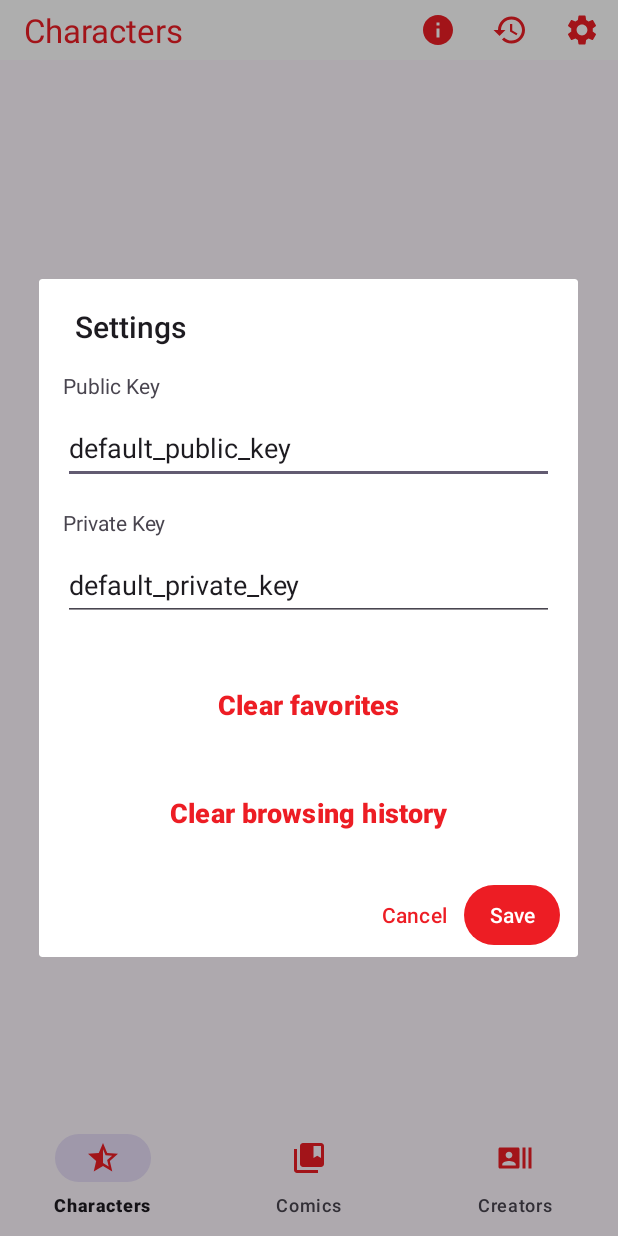
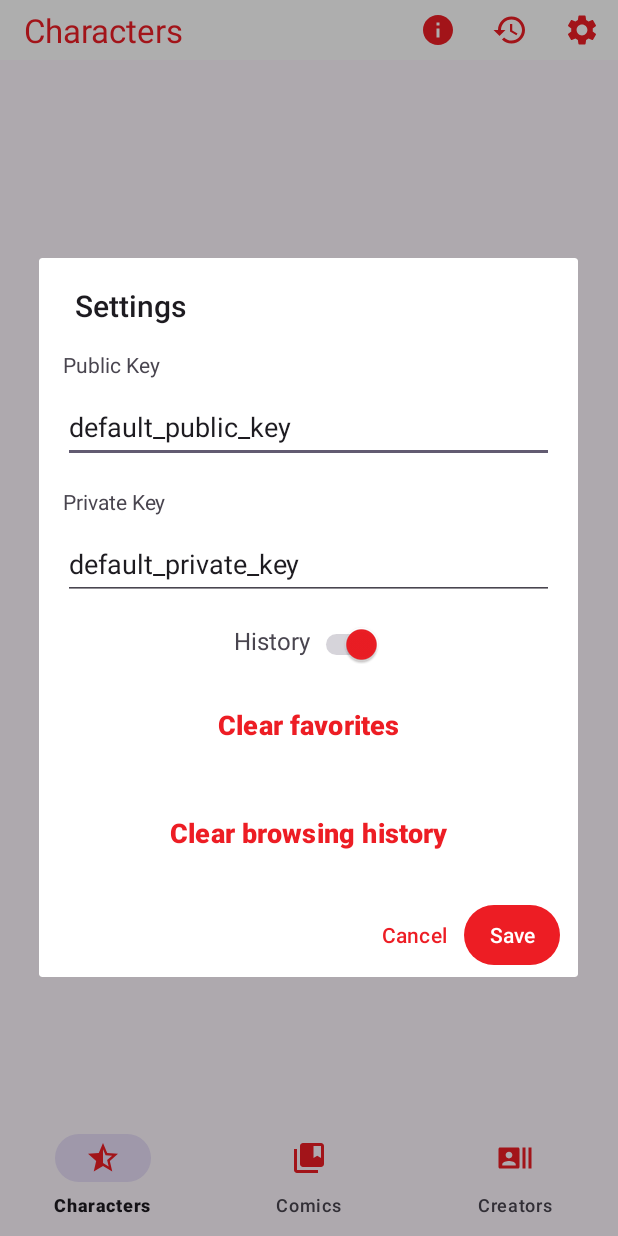
Before and after one commit to MattCobosco/Marvel, an Android app: the screen it shows after launch (NavigationActivity), after a tap on "Settings", on a phone screen of 412 x 824 dp. Run offline under Robolectric (Android 15) with nearby library versions, the phone set to English and light mode, and no system bars; our stand-ins replace navigation-ui; network calls fail; pictures from the network do not load; 3 statements that could not run were skipped.

Commit message:
ConfigManager to control settings other than api keys, added file existence safety check to ApiKeys and Config Manager, working history on/off toggle

```diff
--- a/app/src/main/java/core/api/utils/ApiKeysManager.java
+++ b/app/src/main/java/core/api/utils/ApiKeysManager.java
@@ -3,6 +3,7 @@ package core.api.utils;
 import android.content.Context;
 import android.util.Log;
 
+import java.io.File;
 import java.io.FileInputStream;
 import java.io.FileOutputStream;
 import java.io.IOException;
@@ -21,8 +22,23 @@ public class ApiKeysManager {
 
     public ApiKeysManager(Context context) {
         this.context = context.getApplicationContext();
+        checkFile();
         loadApiKeys();
     }
+
+    private void checkFile() {
+        File file = new File(APIKEY_FILENAME);
+        if (!file.exists()) {
+            try {
+                file.createNewFile();
+                apikeyProperties.setProperty(PUBLIC_KEY_PROP, DEFAULT_PUBLIC_KEY);
+                apikeyProperties.setProperty(PRIVATE_KEY_PROP, DEFAULT_PRIVATE_KEY);
+            } catch (IOException e) {
+                Log.e(TAG, "Error creating API keys file", e);
+            }
+        }
+    }
+
 
     public String getPublicKey() {
         return apikeyProperties.getProperty(PUBLIC_KEY_PROP, DEFAULT_PUBLIC_KEY);
--- /dev/null
+++ b/app/src/main/java/core/utils/ConfigManager.java
@@ -0,0 +1,64 @@
+package core.utils;
+
+import android.content.Context;
+import android.util.Log;
+
+import java.io.File;
+import java.io.FileInputStream;
+import java.io.FileOutputStream;
+import java.io.IOException;
+import java.util.Properties;
+
+public class ConfigManager {
+    private static final String TAG = "ConfigManager";
+    private static final String CONFIG_FILENAME = "config.properties";
+    private static final String HISTORY_ENABLED_PROP = "HISTORY_ENABLED";
+    private static final String DEFAULT_HISTORY_ENABLED = "true";
+
+    private final Context context;
+    private Properties configProperties;
+
+    public ConfigManager(Context context) {
+        this.context = context.getApplicationContext();
+        checkFile();
+        loadConfig();
+    }
+
+    private void checkFile() {
+        File file = new File(CONFIG_FILENAME);
+        if (!file.exists()) {
+            try {
+                file.createNewFile();
+                configProperties.setProperty(HISTORY_ENABLED_PROP, DEFAULT_HISTORY_ENABLED);
+            } catch (IOException e) {
+                Log.e(TAG, "Error creating config file", e);
+            }
+        }
+    }
+
+    public boolean isHistoryEnabled() {
+        return Boolean.parseBoolean(configProperties.getProperty(HISTORY_ENABLED_PROP, DEFAULT_HISTORY_ENABLED));
+    }
+
+    public void setHistoryEnabled(boolean historyEnabled) {
+        configProperties.setProperty(HISTORY_ENABLED_PROP, Boolean.toString(historyEnabled));
+        saveConfig();
+    }
+
+    private void loadConfig() {
+        configProperties = new Properties();
+        try (FileInputStream in = context.openFileInput(CONFIG_FILENAME)) {
+            configProperties.load(in);
+        } catch (IOException e) {
+            Log.e(TAG, "Error loading config", e);
+        }
+    }
+
+    private void saveConfig() {
+        try (FileOutputStream out = context.openFileOutput(CONFIG_FILENAME, Context.MODE_PRIVATE)) {
+            configProperties.store(out, null);
+        } catch (IOException e) {
+            Log.e(TAG, "Error saving config", e);
+        }
+    }
+}
--- a/app/src/main/java/pl/wsei/marvel/NavigationActivity.java
+++ b/app/src/main/java/pl/wsei/marvel/NavigationActivity.java
@@ -12,10 +12,12 @@ import android.view.Menu;
 import android.view.MenuItem;
 import android.view.View;
 import android.widget.Button;
+import android.widget.CompoundButton;
 import android.widget.EditText;
 import android.widget.ImageView;
 import android.widget.LinearLayout;
 import android.widget.PopupWindow;
+import android.widget.Switch;
 import android.widget.TextView;
 import android.widget.Toast;
 
@@ -30,18 +32,19 @@ import androidx.navigation.ui.NavigationUI;
 import androidx.recyclerview.widget.LinearLayoutManager;
 import androidx.recyclerview.widget.RecyclerView;
 
-import java.text.SimpleDateFormat;
 import java.util.List;
 
 import core.api.utils.ApiKeysManager;
 import core.db.FavoriteTableManager;
 import core.db.HistoryTableManager;
 import core.db.models.HistoryEntry;
+import core.utils.ConfigManager;
 import pl.wsei.marvel.adapters.HistoryAdapter;
 import pl.wsei.marvel.databinding.ActivityNavigationBinding;
 
 public class NavigationActivity extends AppCompatActivity {
     private ApiKeysManager apiKeysManager;
+    private ConfigManager configManager;
     private FavoriteTableManager favoriteTableManager;
     private HistoryTableManager historyTableManager;
     private ActivityNavigationBinding binding;
@@ -117,6 +120,16 @@ public class NavigationActivity extends AppCompatActivity {
             EditText publicKeyEditText = dialogLayout.findViewById(R.id.public_key_edit_text);
             EditText privateKeyEditText = dialogLayout.findViewById(R.id.private_key_edit_text);
 
+            boolean isHistoryEnabled = configManager.isHistoryEnabled();
+            Switch historySwitch = dialogLayout.findViewById(R.id.history_switch);
+            historySwitch.setOnCheckedChangeListener((buttonView, isChecked) -> {
+                int color = isChecked ? R.color.red : R.color.gray;
+                Drawable thumbDrawable = historySwitch.getThumbDrawable();
+                thumbDrawable.setColorFilter(ContextCompat.getColor(this, color), PorterDuff.Mode.MULTIPLY);
+                configManager.setHistoryEnabled(isChecked);
+            });
+            historySwitch.setChecked(isHistoryEnabled);
+
             Button clearFavoritesButton = dialogLayout.findViewById(R.id.clear_favorites_button);
             clearFavoritesButton.setOnClickListener(v -> {
                 favoriteTableManager.removeAllFavorites();
@@ -180,6 +193,7 @@ public class NavigationActivity extends AppCompatActivity {
         setSupportActionBar(toolbar);
 
         apiKeysManager = new ApiKeysManager(getApplicationContext());
+        configManager = new ConfigManager(getApplicationContext());
         favoriteTableManager = new FavoriteTableManager(getApplicationContext());
         historyTableManager = new HistoryTableManager(getApplicationContext());
 
--- a/app/src/main/java/pl/wsei/marvel/ui/characters/CharacterCardActivity.java
+++ b/app/src/main/java/pl/wsei/marvel/ui/characters/CharacterCardActivity.java
@@ -32,11 +32,13 @@ import core.db.HistoryTableManager;
 import core.db.models.Favorite;
 import core.db.models.HistoryEntry;
 import core.enums.Type;
+import core.utils.ConfigManager;
 import pl.wsei.marvel.R;
 import pl.wsei.marvel.adapters.CharacterSeriesAdapter;
 
 public class CharacterCardActivity extends AppCompatActivity {
     private ApiKeysManager apiKeysManager;
+    private ConfigManager configManager;
     private CharacterDto character;
     private FavoriteTableManager favoriteTableManager = new FavoriteTableManager(this);
     private HistoryTableManager historyTableManager = new HistoryTableManager(this);
@@ -48,6 +50,8 @@ public class CharacterCardActivity extends AppCompatActivity {
         super.onCreate(savedInstanceState);
         setContentView(R.layout.activity_character_card);
         apiKeysManager = new ApiKeysManager(this);
+        configManager = new ConfigManager(this);
+        boolean isHistoryEnabled = configManager.isHistoryEnabled();
 
         String characterId = getIntent().getStringExtra("character_id");
         String characterName = getIntent().getStringExtra("character_name");
@@ -56,7 +60,8 @@ public class CharacterCardActivity extends AppCompatActivity {
 
         ExecutorService executorService = Executors.newSingleThreadExecutor();
 
-        historyTableManager.addHistoryEntry(new HistoryEntry(Type.CHARACTER, characterId, characterName, System.currentTimeMillis()));
+        if (isHistoryEnabled)
+            historyTableManager.addHistoryEntry(new HistoryEntry(Type.CHARACTER, characterId, characterName, System.currentTimeMillis()));
 
         Callable<BaseResponse<CharacterDto>> callable = () -> {
             MarvelApiConfig marvelApiConfig = new MarvelApiConfig.Builder(publicKey, privateKey).build();
--- a/app/src/main/res/layout/settings_dialog.xml
+++ b/app/src/main/res/layout/settings_dialog.xml
@@ -16,7 +16,7 @@
         android:layout_width="match_parent"
         android:layout_height="48dp"
         android:layout_marginBottom="16dp"
-        android:hint="Insert your API public key"/>
+        android:hint="Insert your API public key" />
 
     <TextView
         android:layout_width="match_parent"
@@ -29,8 +29,26 @@
         android:layout_width="match_parent"
         android:layout_height="48dp"
         android:layout_marginBottom="16dp"
-        android:hint="Insert your API private key"/>
+        android:hint="Insert your API private key" />
 
+    <LinearLayout
+        android:layout_width="match_parent"
+        android:layout_height="wrap_content"
+        android:orientation="horizontal"
+        android:gravity="center_horizontal">
+
+        <TextView
+            android:layout_width="wrap_content"
+            android:layout_height="match_parent"
+            android:textSize="16dp"
+            android:text="@string/history" />
+
+        <Switch
+            android:id="@+id/history_switch"
+            android:layout_width="wrap_content"
+            android:layout_height="match_parent"/>
+
+    </LinearLayout>
 
     <Button
         android:id="@+id/clear_favorites_button"
```
